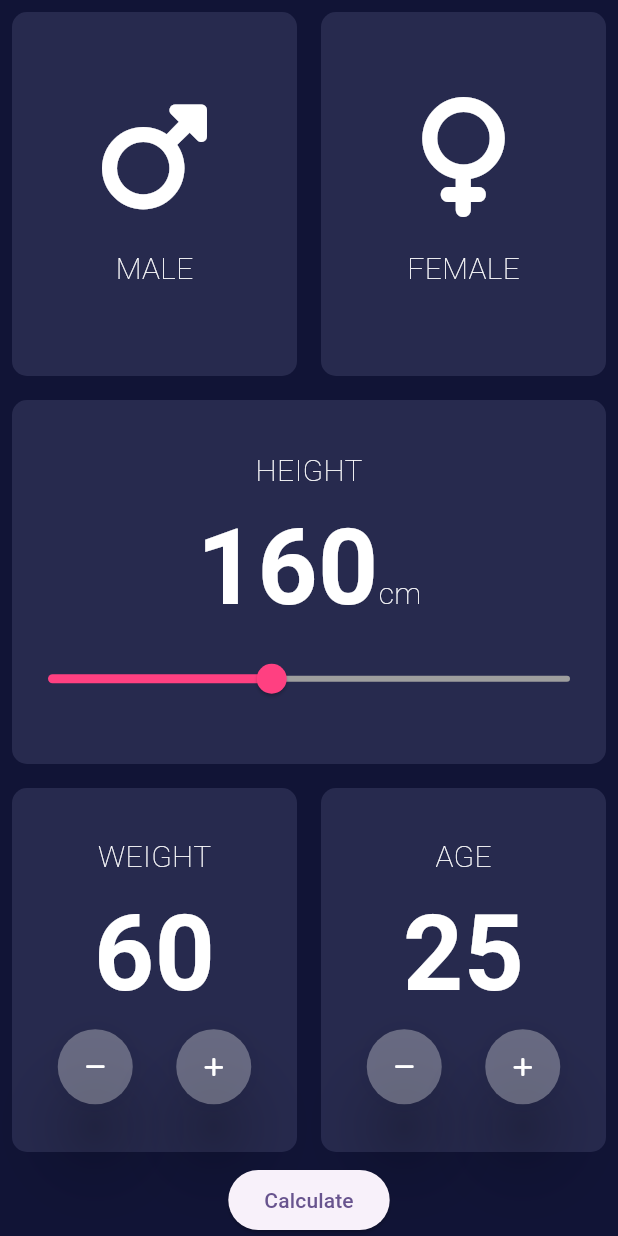
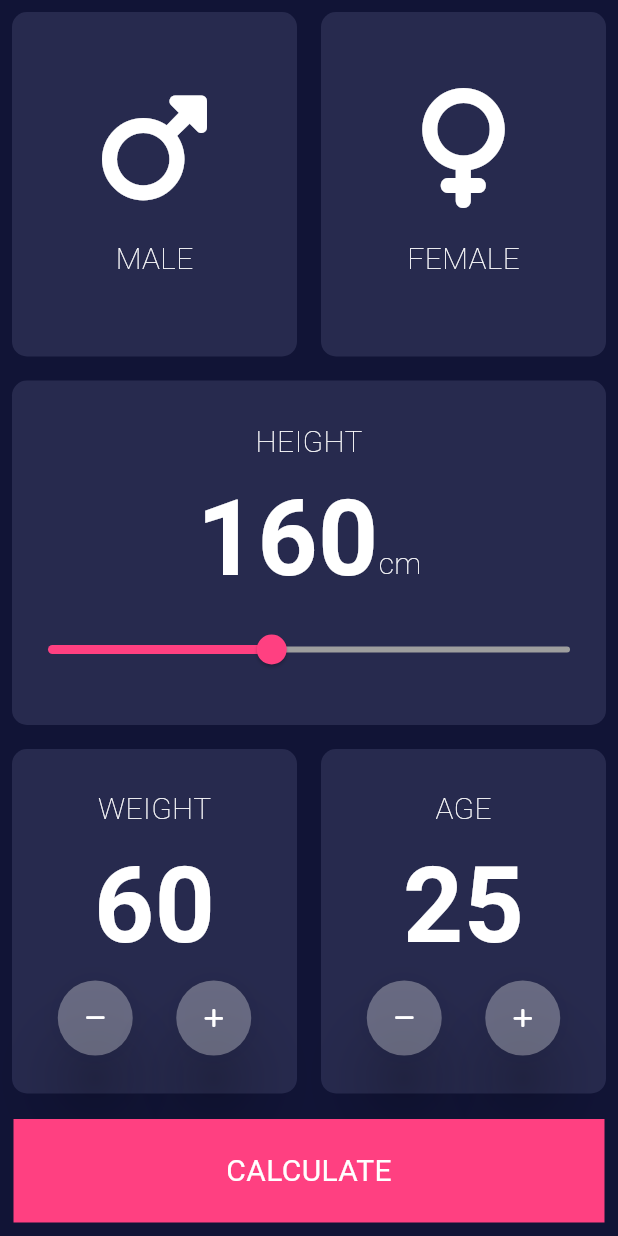
Before and after one commit to rihabalyasiri/bmi-calculator, a Flutter app: the screen it shows after launch, on a phone screen of 412 x 824 dp. Run offline on Flutter 3.47's test engine with Material 2 defaults, Android fonts, the phone set to English and light mode, and no system bars; our stand-ins replace font_awesome_flutter.

Commit message:
navigation added to the App

```diff
--- a/lib/home_screen.dart
+++ b/lib/home_screen.dart
@@ -1,3 +1,4 @@
+import 'package:bmi_calculator/result_screen.dart';
 import 'package:flutter/material.dart';
 import 'package:bmi_calculator/card.dart';
 import 'package:font_awesome_flutter/font_awesome_flutter.dart';
@@ -228,7 +229,29 @@ class _HomeScreenState extends State<HomeScreen> {
               ],
             ),
           ),
-          ElevatedButton(onPressed: (){}, child: Text("Calculate"))
+          GestureDetector(
+            onTap: () {
+              Navigator.of(context).push(
+                MaterialPageRoute(
+                  builder: (context) => const ResultScreen(),
+                ),
+              );
+            },
+            child: Container(
+              alignment: Alignment.center,
+              margin: const EdgeInsets.all(9),
+              color: Colors.pinkAccent,
+              width: double.infinity,
+              padding: const EdgeInsets.all(20),
+              child: const Text(
+                "CALCULATE",
+                style: TextStyle(
+                    color: Colors.white,
+                    fontWeight: FontWeight.w400,
+                    fontSize: 20),
+              ),
+            ),
+          )
         ],
       ),
     );
--- a/lib/main.dart
+++ b/lib/main.dart
@@ -1,5 +1,6 @@
 import 'package:flutter/material.dart';
 import 'package:bmi_calculator/home_screen.dart';
+
 
 void main() {
   runApp(const MyApp());
```
Also changed, not shown: lib/result_screen.dart (added, +34 -0 lines).
